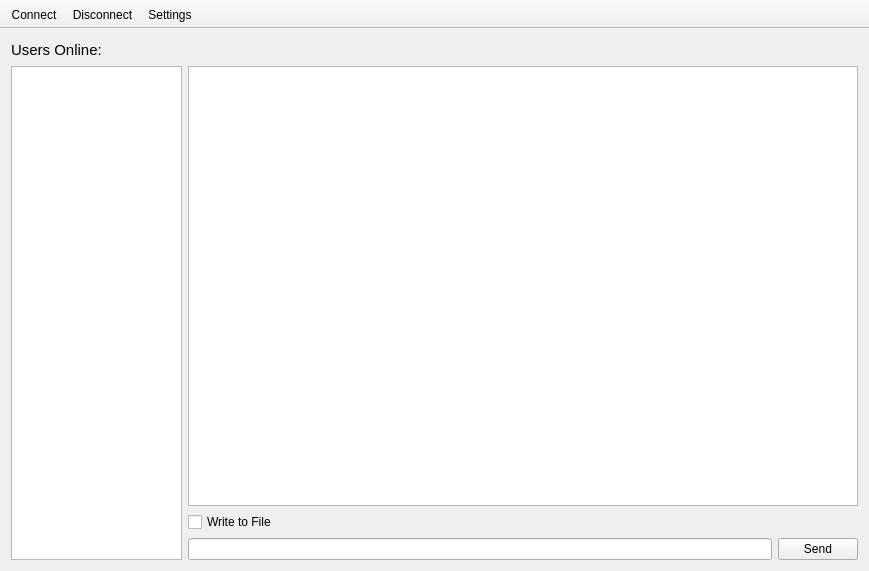
First picture: the form in Source/Client/mainwindow.ui, repository krstlb/linux-chat, before the edit.
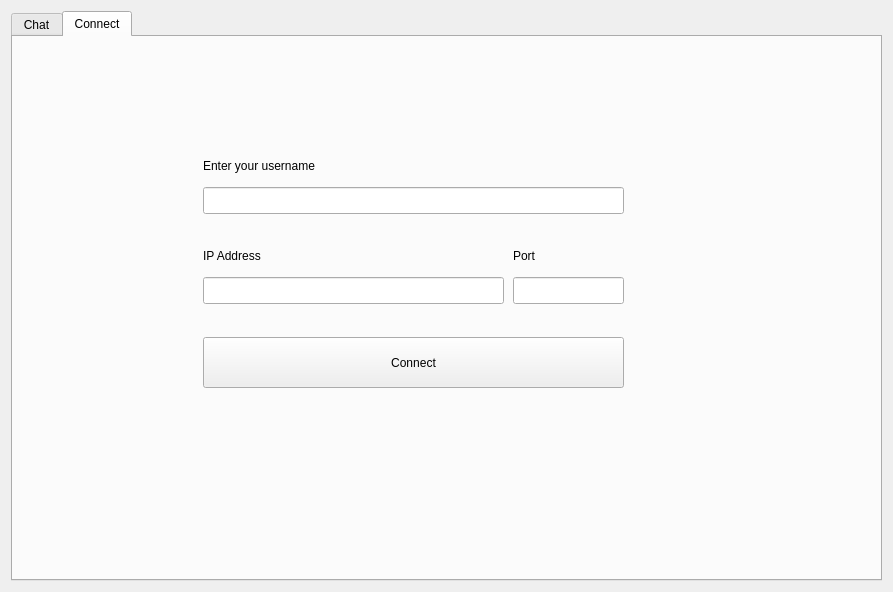
Second picture: the form after the edit.

```diff
--- a/Source/Client/mainwindow.ui
+++ b/Source/Client/mainwindow.ui
@@ -6,8 +6,8 @@
    <rect>
     <x>0</x>
     <y>0</y>
-    <width>869</width>
-    <height>571</height>
+    <width>893</width>
+    <height>592</height>
    </rect>
   </property>
   <property name="windowTitle">
@@ -15,8 +15,24 @@
   </property>
   <widget class="QWidget" name="centralWidget">
    <layout class="QGridLayout" name="gridLayout">
-    <item row="0" column="0">
+    <item row="0" column="1">
+     <widget class="QTabWidget" name="tabWidget">
+      <property name="currentIndex">
+       <number>1</number>
+      </property>
+      <widget class="QWidget" name="tab">
+       <attribute name="title">
+        <string>Chat</string>
+       </attribute>
      <widget class="QLabel" name="label">
+        <property name="geometry">
+         <rect>
+          <x>10</x>
+          <y>10</y>
+          <width>131</width>
+          <height>20</height>
+         </rect>
+        </property>
       <property name="minimumSize">
        <size>
         <width>131</width>
@@ -38,9 +54,15 @@
        <string>Users Online:</string>
       </property>
      </widget>
-    </item>
-    <item row="1" column="0" rowspan="3">
      <widget class="QListWidget" name="listWidget">
+        <property name="geometry">
+         <rect>
+          <x>10</x>
+          <y>40</y>
+          <width>171</width>
+          <height>461</height>
+         </rect>
+        </property>
       <property name="minimumSize">
        <size>
         <width>0</width>
@@ -57,26 +79,15 @@
        <enum>QAbstractItemView::NoSelection</enum>
       </property>
      </widget>
-    </item>
-    <item row="2" column="1">
-     <widget class="QCheckBox" name="checkBox">
-      <property name="text">
-       <string>Write to File</string>
-      </property>
-     </widget>
-    </item>
-    <item row="3" column="1">
-     <widget class="QLineEdit" name="sendMessageContent"/>
-    </item>
-    <item row="3" column="2" colspan="2">
-     <widget class="QPushButton" name="sendDataButton">
-      <property name="text">
-       <string>Send</string>
-      </property>
-     </widget>
-    </item>
-    <item row="1" column="1" colspan="3">
      <widget class="QTextBrowser" name="textWindow">
+        <property name="geometry">
+         <rect>
+          <x>190</x>
+          <y>40</y>
+          <width>651</width>
+          <height>391</height>
+         </rect>
+        </property>
       <property name="minimumSize">
        <size>
         <width>316</width>
@@ -93,23 +104,150 @@
        <bool>false</bool>
       </property>
      </widget>
+       <widget class="QLineEdit" name="sendMessageContent">
+        <property name="geometry">
+         <rect>
+          <x>190</x>
+          <y>470</y>
+          <width>561</width>
+          <height>27</height>
+         </rect>
+        </property>
+       </widget>
+       <widget class="QPushButton" name="sendDataButton">
+        <property name="enabled">
+         <bool>true</bool>
+        </property>
+        <property name="geometry">
+         <rect>
+          <x>760</x>
+          <y>470</y>
+          <width>85</width>
+          <height>26</height>
+         </rect>
+        </property>
+        <property name="font">
+         <font>
+          <family>Droid Sans</family>
+          <weight>75</weight>
+          <bold>true</bold>
+         </font>
+        </property>
+        <property name="text">
+         <string>Send</string>
+        </property>
+        <property name="default">
+         <bool>false</bool>
+        </property>
+        <property name="flat">
+         <bool>false</bool>
+        </property>
+       </widget>
+       <widget class="QCheckBox" name="checkBox">
+        <property name="geometry">
+         <rect>
+          <x>190</x>
+          <y>440</y>
+          <width>851</width>
+          <height>22</height>
+         </rect>
+        </property>
+        <property name="text">
+         <string>Write to File</string>
+        </property>
+       </widget>
+      </widget>
+      <widget class="QWidget" name="tab_2">
+       <attribute name="title">
+        <string>Connect</string>
+       </attribute>
+       <widget class="QLineEdit" name="usernameField">
+        <property name="geometry">
+         <rect>
+          <x>190</x>
+          <y>150</y>
+          <width>421</width>
+          <height>27</height>
+         </rect>
+        </property>
+       </widget>
+       <widget class="QLineEdit" name="ipField">
+        <property name="geometry">
+         <rect>
+          <x>190</x>
+          <y>240</y>
+          <width>301</width>
+          <height>27</height>
+         </rect>
+        </property>
+       </widget>
+       <widget class="QLineEdit" name="portField">
+        <property name="geometry">
+         <rect>
+          <x>500</x>
+          <y>240</y>
+          <width>111</width>
+          <height>27</height>
+         </rect>
+        </property>
+       </widget>
+       <widget class="QLabel" name="label_2">
+        <property name="geometry">
+         <rect>
+          <x>190</x>
+          <y>120</y>
+          <width>241</width>
+          <height>17</height>
+         </rect>
+        </property>
+        <property name="text">
+         <string>Enter your username</string>
+        </property>
+       </widget>
+       <widget class="QLabel" name="label_3">
+        <property name="geometry">
+         <rect>
+          <x>190</x>
+          <y>210</y>
+          <width>111</width>
+          <height>17</height>
+         </rect>
+        </property>
+        <property name="text">
+         <string>IP Address</string>
+        </property>
+       </widget>
+       <widget class="QLabel" name="label_4">
+        <property name="geometry">
+         <rect>
+          <x>500</x>
+          <y>210</y>
+          <width>67</width>
+          <height>17</height>
+         </rect>
+        </property>
+        <property name="text">
+         <string>Port</string>
+        </property>
+       </widget>
+       <widget class="QPushButton" name="pushButton">
+        <property name="geometry">
+         <rect>
+          <x>190</x>
+          <y>300</y>
+          <width>421</width>
+          <height>51</height>
+         </rect>
+        </property>
+        <property name="text">
+         <string>Connect</string>
+        </property>
+       </widget>
+      </widget>
+     </widget>
     </item>
    </layout>
   </widget>
-  <widget class="QToolBar" name="mainToolBar">
-   <property name="movable">
-    <bool>false</bool>
-   </property>
-   <attribute name="toolBarArea">
-    <enum>TopToolBarArea</enum>
-   </attribute>
-   <attribute name="toolBarBreak">
-    <bool>false</bool>
-   </attribute>
-   <addaction name="actionConnect"/>
-   <addaction name="actionDisconnect"/>
-   <addaction name="actionSettings"/>
-  </widget>
   <action name="actionConnect">
    <property name="checkable">
     <bool>true</bool>
```
Lines whose indentation alone changed are shown as unchanged.
